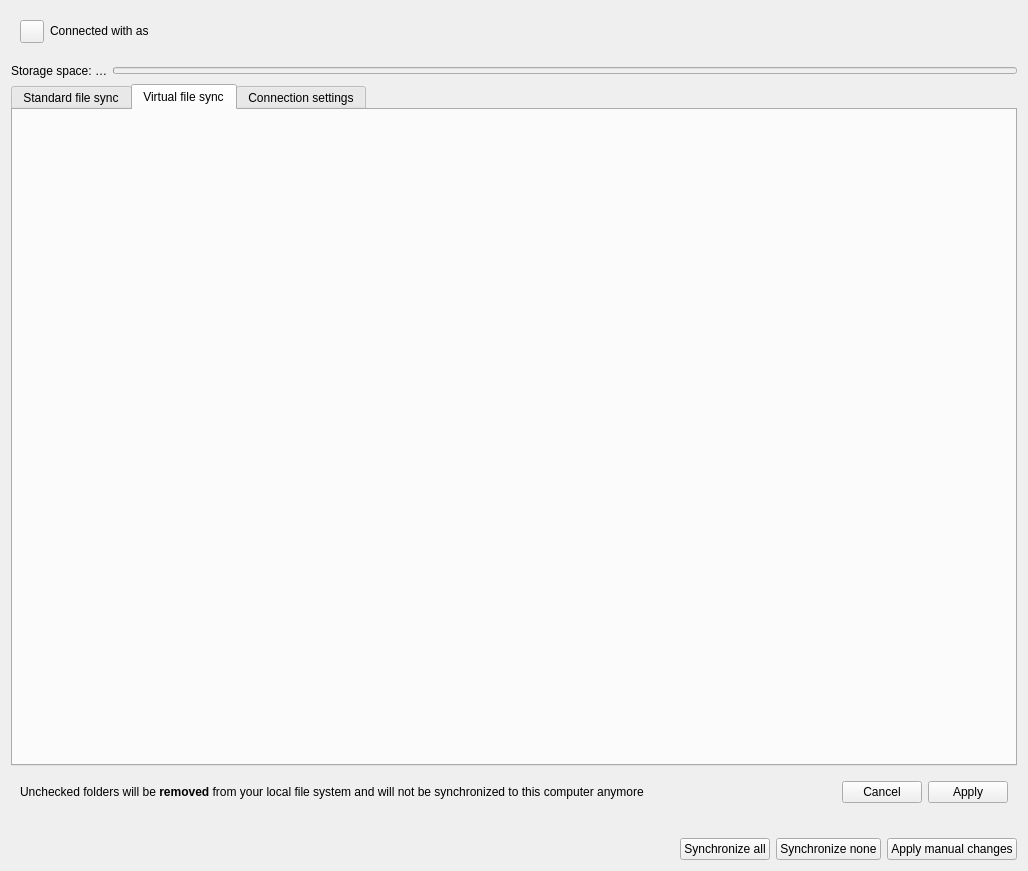
This is src/gui/accountsettings.ui in nextcloud/desktop as Qt 5 draws it before an edit. The edited form follows.
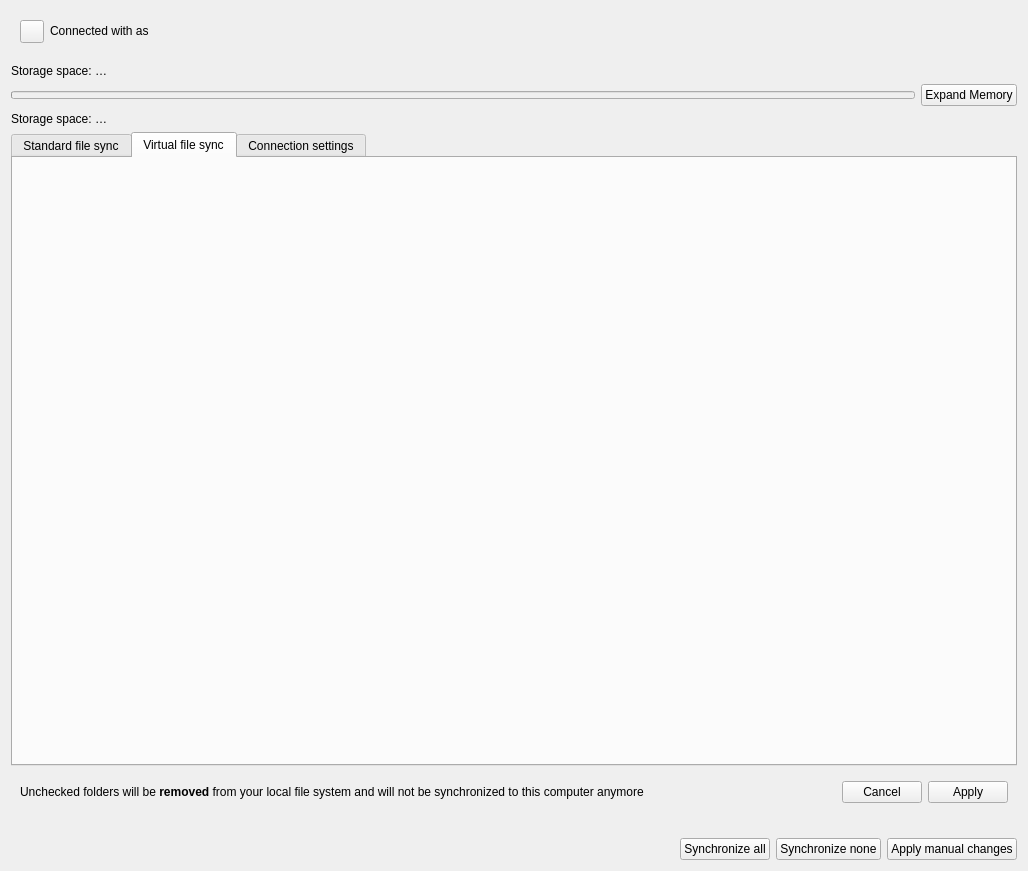
This is the edited form. The open tabs and pages were chosen to show the change. Custom widgets are drawn as their Qt base class.

Commit message:
style settings - account-settings
4c098926161b45c8144aae31d048b03234e85d88

```diff
--- a/src/gui/accountsettings.ui
+++ b/src/gui/accountsettings.ui
@@ -13,9 +13,21 @@
   <property name="windowTitle">
    <string notr="true">Form</string>
   </property>
-  <layout class="QGridLayout" name="gridLayout">
+        <property name="leftMargin">
+            <number>32</number>
+        </property>        
+        <property name="rightMargin">
+            <number>32</number>
+        </property>        
+        <property name="topMargin">
+            <number>32</number>
+        </property>        
+        <property name="bottomMargin">
+            <number>32</number>
+        </property>        
+        <layout class="QGridLayout" name="account_gridLayout">
    <item row="2" column="0">
-    <layout class="QHBoxLayout" name="storageGroupBox">
+                <layout class="QVBoxLayout" name="storageGroupBox">
      <item>
       <widget class="QLabel" name="quotaInfoLabel">
        <property name="sizePolicy">
@@ -38,6 +50,8 @@
        </property>
       </widget>
      </item>
+                    <item>
+                        <layout class="QHBoxLayout">
      <item>
       <widget class="QProgressBar" name="quotaProgressBar">
        <property name="enabled">
@@ -52,7 +66,7 @@
        <property name="maximumSize">
         <size>
          <width>16777215</width>
-         <height>7</height>
+         <height>8</height>
         </size>
        </property>
        <property name="maximum">
@@ -62,6 +76,43 @@
         <number>-1</number>
        </property>
        <property name="textVisible">
+                                        <bool>false</bool>
+                                    </property>
+                                </widget>
+                            </item>
+                            <item>
+                                <widget class="QPushButton" name="expandMemoryButton">
+                                    <property name="sizePolicy">
+                                        <sizepolicy hsizetype="Minimum" vsizetype="Maximum">
+                                            <horstretch>0</horstretch>
+                                            <verstretch>0</verstretch>
+                                        </sizepolicy>
+                                    </property>
+                                    <property name="text">
+                                        <string>Expand Memory</string>
+                                    </property>
+                                </widget>
+                            </item>
+                        </layout>   
+                    </item>
+                    <item>
+                        <widget class="QLabel" name="quotaInfo2Label">
+                            <property name="sizePolicy">
+                                <sizepolicy hsizetype="Minimum" vsizetype="Fixed">
+                                    <horstretch>0</horstretch>
+                                    <verstretch>0</verstretch>
+                                </sizepolicy>
+                            </property>
+                            <property name="toolTip">
+                                <string />
+                            </property>
+                            <property name="text">
+                                <string>Storage space: …</string>
+                            </property>
+                            <property name="textFormat">
+                                <enum>Qt::PlainText</enum>
+                            </property>
+                            <property name="wordWrap">
         <bool>false</bool>
        </property>
       </widget>
```
Left out of the diff: 2 changed lines with no effect on the pictures. The commit also changes 3 other files.
